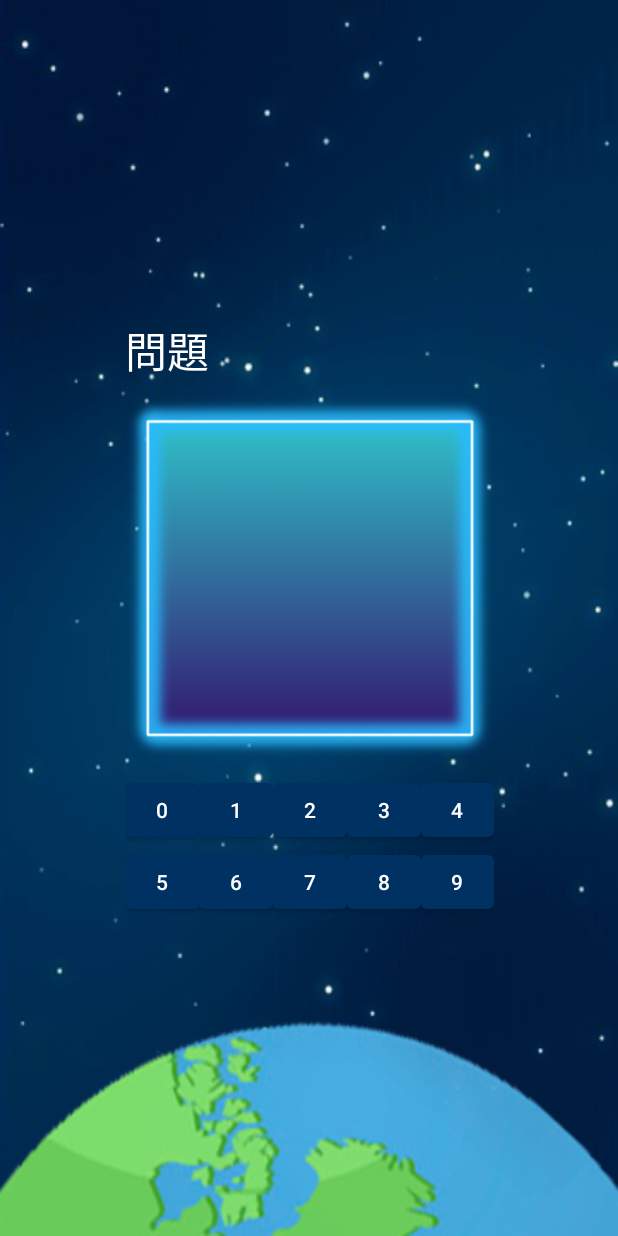
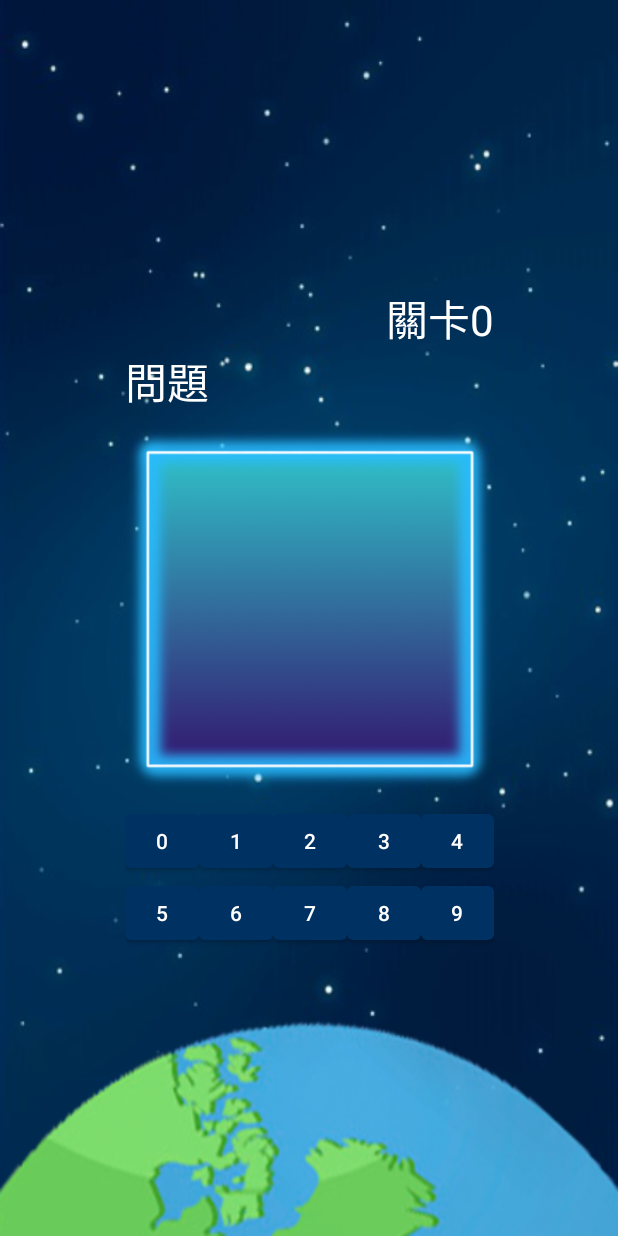
Before and after one commit to ElvisWong213/Mobile_Apps_Project, an Android app: the gameContent screen opened directly, with no data from a screen before it, on a phone screen of 412 x 824 dp. Run offline under Robolectric (Android 15) with nearby library versions, the phone set to English and light mode, and no system bars.

Commit message:
Update activity_game_content.xml

```diff
--- a/app/src/main/res/layout/activity_game_content.xml
+++ b/app/src/main/res/layout/activity_game_content.xml
@@ -17,6 +17,15 @@
         app:layout_constraintTop_toTopOf="parent">
 
         <TextView
+            android:layout_width="match_parent"
+            android:layout_height="wrap_content"
+            android:text="關卡0"
+            android:textAlignment="viewEnd"
+            android:textColor="#FFFFFF"
+            android:textSize="28sp" />
+
+        <TextView
+            android:id="@+id/textView5"
             android:layout_width="match_parent"
             android:layout_height="wrap_content"
             android:text="問題"
```
